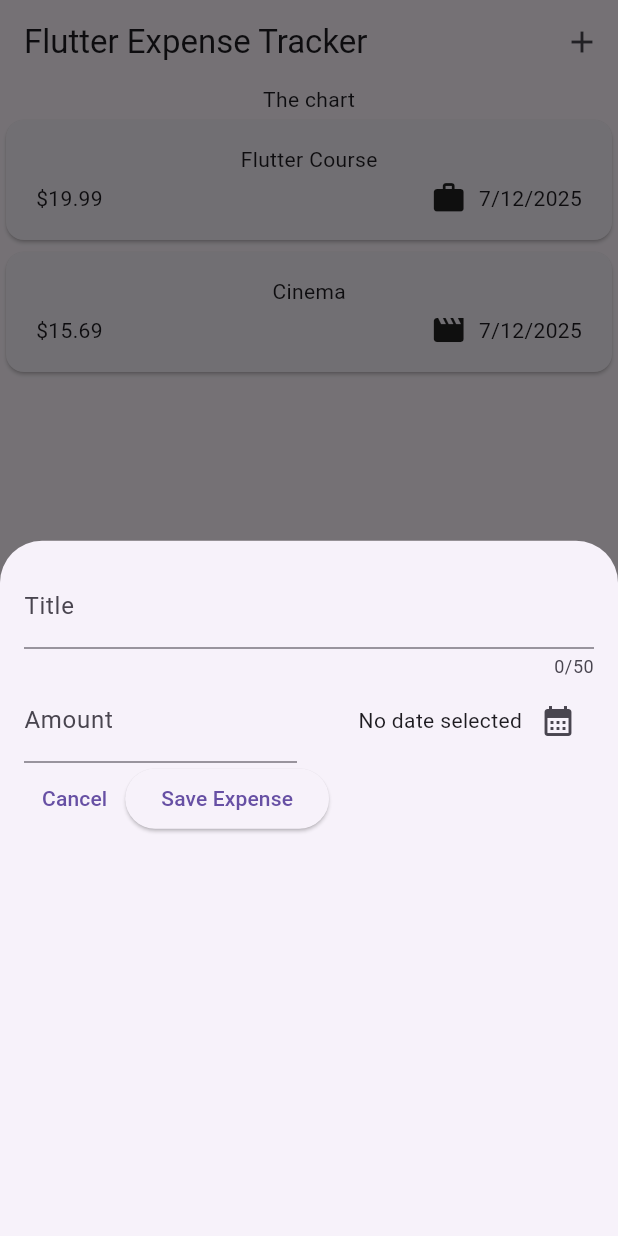
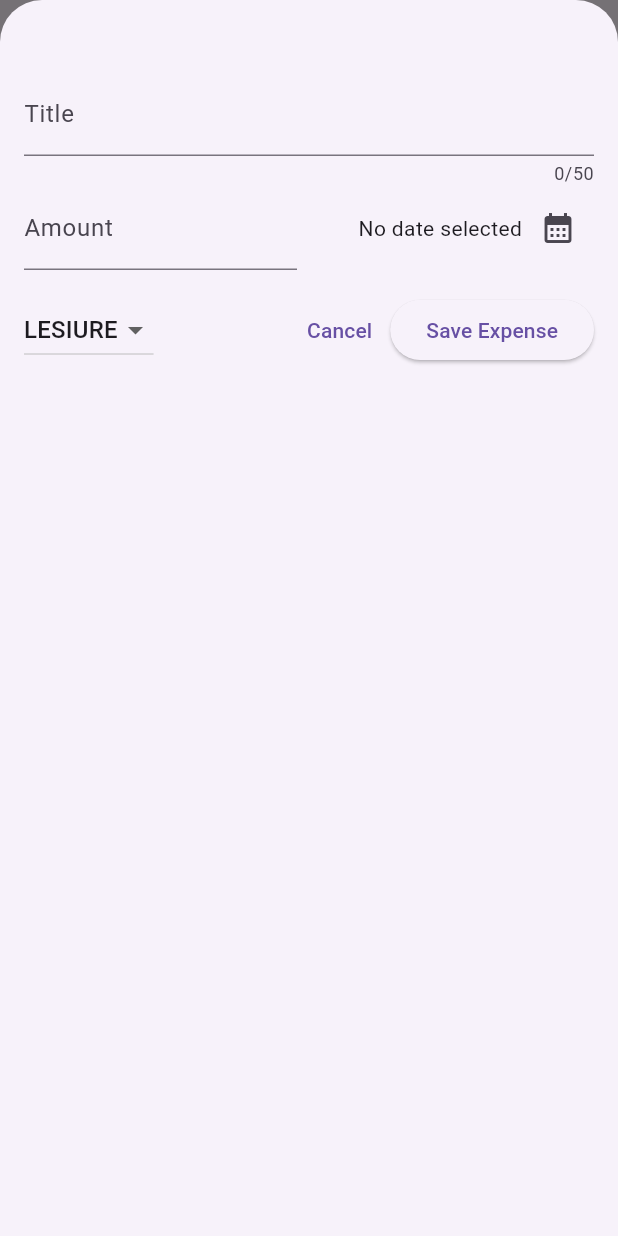
Before and after one commit to keshk26/expense_tracker, a Flutter app: the screen it shows after launch, after a tap on the "add" icon, on a phone screen of 412 x 824 dp. Run offline on Flutter 3.47's test engine with Material 3 defaults, Android fonts, the phone set to English and light mode, and no system bars.

Commit message:
add and remove expenses from list

```diff
--- a/lib/widgets/expenses.dart
+++ b/lib/widgets/expenses.dart
@@ -31,13 +31,50 @@ class _ExpensesState extends State<Expenses> {
 
   void _openExpenseModal() {
     showModalBottomSheet(
+      isScrollControlled: true,
       context: context,
-      builder: (ctx) => NewExpense()
+      builder: (ctx) => NewExpense(onAddExpense: _addExpense)
+    );
+  }
+
+  void _addExpense(Expense expense) {
+    setState(() {
+      _registeredExpenses.add(expense);
+    });
+  }
+
+  void _removeExpense(Expense expense) {
+    final expenseIndex = _registeredExpenses.indexOf(expense);
+    setState(() {
+      _registeredExpenses.remove(expense);
+    });
+    ScaffoldMessenger.of(context).clearSnackBars();
+    ScaffoldMessenger.of(context).showSnackBar(
+      SnackBar(
+        duration: Duration(seconds: 3),
+        content: Text('Expense deleted'),
+        action: SnackBarAction(
+          label: 'Undo',
+          onPressed: () {
+            setState(() {
+              _registeredExpenses.insert(expenseIndex, expense);
+            });
+          }
+        ),
+      )
     );
   }
 
   @override
   Widget build(BuildContext context) {
+   Widget mainContent = Center(
+    child: Text('No expenses found. Start adding some!'),
+   );
+
+   if (_registeredExpenses.isNotEmpty) {
+    mainContent = ExpensesList(expenses: _registeredExpenses, onRemoveExpense: _removeExpense);
+   }
+
    return Scaffold(
     appBar: AppBar(
       title: Text('Flutter Expense Tracker'),
@@ -52,7 +89,7 @@ class _ExpensesState extends State<Expenses> {
       children: [
         Text('The chart'),
         Expanded(
-          child: ExpensesList(expenses: _registeredExpenses)
+          child: mainContent
         )
       ],
     ),
--- a/lib/widgets/expenses_list/expenses_list.dart
+++ b/lib/widgets/expenses_list/expenses_list.dart
@@ -4,15 +4,20 @@ import 'package:expense_tracker/widgets/expenses_list/expense_item.dart';
 import 'package:flutter/material.dart';
 
 class ExpensesList extends StatelessWidget {
-  const ExpensesList({ super.key, required this.expenses });
+  const ExpensesList({ super.key, required this.expenses, required this.onRemoveExpense });
 
   final List<Expense> expenses;
+  final void Function(Expense expense) onRemoveExpense;
 
   @override
   Widget build(BuildContext context) {
     return ListView.builder(
       itemCount: expenses.length,
-      itemBuilder: (ctx, index) => ExpenseItem(expenses[index])
+      itemBuilder: (ctx, index) => Dismissible(
+        key: ValueKey(expenses[index]),
+        onDismissed: (direction) => onRemoveExpense(expenses[index]),
+        child: ExpenseItem(expenses[index])
+      )
     );
   }
 }
--- a/lib/widgets/new_expense.dart
+++ b/lib/widgets/new_expense.dart
@@ -4,7 +4,9 @@ import 'package:flutter/material.dart';
 import 'package:intl/intl.dart';
 
 class NewExpense extends StatefulWidget {
-  const NewExpense({ super.key });
+  const NewExpense({ super.key, required this.onAddExpense });
+
+  final void Function(Expense expense) onAddExpense;
 
   State<NewExpense> createState() {
     return _NewExpenseState();
@@ -16,6 +18,7 @@ class _NewExpenseState extends State<NewExpense> {
   final _titleController = TextEditingController();
   final _amountController = TextEditingController();
   DateTime? _selectedDate;
+  Category _selectedCategory = Category.lesiure;
 
   @override
   void dispose() {
@@ -42,11 +45,38 @@ class _NewExpenseState extends State<NewExpense> {
     });
   }
 
+  void _submitExpenseData () {
+    final entertedAmount = double.tryParse(_amountController.text);
+    final amountInvalid = entertedAmount == null || entertedAmount <= 0;
+    if (_titleController.text.trim().isEmpty || amountInvalid || _selectedDate == null) {
+      showDialog(context: context, builder: (ctx) => AlertDialog(
+        title: Text('Invalid Input'),
+        content: Text('Please make sure a valid title, amount, date and category were entered.'),
+        actions: [
+          TextButton(
+            onPressed: () {
+              Navigator.pop(ctx);
+            },
+            child: Text('Okay'))
+        ],
+      ));
+      return;
+    }
+    widget.onAddExpense(
+      Expense(
+        title: _titleController.text,
+        amount: entertedAmount,
+        date: _selectedDate!,
+        category: _selectedCategory
+      )
+    );
+    Navigator.pop(context);
+  }
 
   @override
   Widget build(BuildContext context) {
     return Padding(
-      padding: EdgeInsets.all(16),
+      padding: EdgeInsets.fromLTRB(16, 48, 16, 16),
       child: Column(
         children: [
           TextField(
@@ -83,13 +113,28 @@ class _NewExpenseState extends State<NewExpense> {
               )
             ],
           ),
+          SizedBox(height: 16),
           Row(children: [
+            DropdownButton(
+              value: _selectedCategory,
+              items: Category.values.map(
+                (e) => DropdownMenuItem(
+                  value: e,
+                  child: Text(e.name.toUpperCase()))).toList(),
+              onChanged: (value) {
+                if (value == null) return;
+                setState(() {
+                  _selectedCategory = value;
+                });
+              }
+            ),
+            Spacer(),
             TextButton(
               onPressed: closeModal,
               child: Text('Cancel')
             ),
             ElevatedButton(
-              onPressed: () {},
+              onPressed: _submitExpenseData,
               child: Text('Save Expense'))
           ],)
         ],
```
